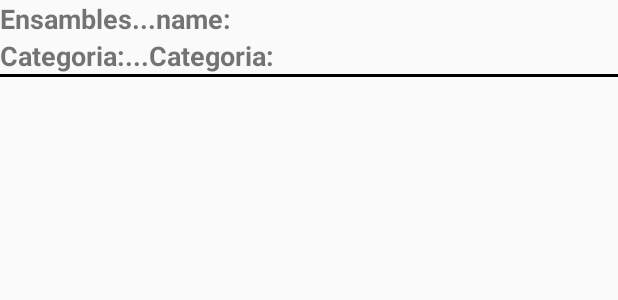
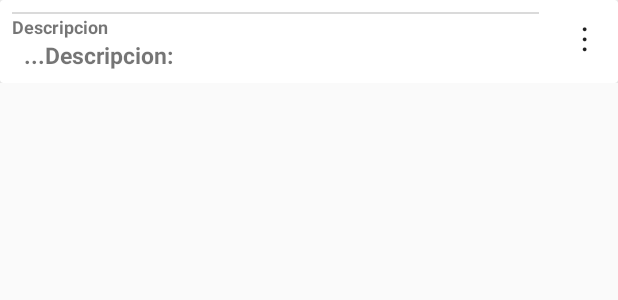
Before and after one commit to kuroghoul/CompuStore, an Android app: the layout assembly_list_item.xml on its own in the app's theme, with its tools: preview values and no code run, on a phone screen of 412 x 824 dp. Shown: the top 300 px of the screen. Run offline under Robolectric (Android 15) with nearby library versions, the phone set to English and light mode, and no system bars.

Commit message:
Ya está ensambles

```diff
--- a/app/src/main/res/layout/activity_main.xml
+++ b/app/src/main/res/layout/activity_main.xml
@@ -106,7 +106,7 @@
             android:layout_width="wrap_content"
             app:layout_columnWeight="1"
             app:layout_rowWeight="1"
-            android:src="@drawable/prod"
+            android:src="@drawable/productos"
             android:layout_alignParentBottom="true"
             android:scaleType="fitCenter"
             android:background="@android:color/transparent"
--- a/app/src/main/res/layout/assembly_list_item.xml
+++ b/app/src/main/res/layout/assembly_list_item.xml
@@ -2,49 +2,72 @@
 <RelativeLayout xmlns:android="http://schemas.android.com/apk/res/android"
     android:orientation="vertical" android:layout_width="match_parent"
     xmlns:tools="http://schemas.android.com/tools"
-    android:layout_height="match_parent">
-    <TextView
-        android:id="@+id/assembly_name_tag"
-        android:layout_width="wrap_content"
-        android:layout_height="wrap_content"
-        android:text="@string/assemblies_name"
-        android:textSize="18sp"
-        android:textStyle="bold"/>
-    <TextView
-        android:id="@+id/assembly_name_text"
-        android:layout_width="wrap_content"
-        android:layout_height="wrap_content"
+    android:layout_height="wrap_content">
+    <android.support.v7.widget.CardView
 
-        android:layout_toRightOf="@id/assembly_name_tag"
-        tools:text="...name: "
-        android:textSize="18sp"
-        android:textStyle="bold"/>
-    <TextView
-        android:id="@+id/assembly_category_tag"
-        android:layout_width="wrap_content"
-        android:layout_height="wrap_content"
-        android:layout_below="@id/assembly_name_tag"
-        android:text="@string/product_category"
-        android:textSize="18sp"
-        android:textStyle="bold"/>
-    <TextView
-        android:id="@+id/assembly_category_text"
-        android:layout_height="wrap_content"
-        android:layout_width="wrap_content"
-        android:layout_toRightOf="@id/assembly_category_tag"
-        android:layout_below="@id/assembly_name_tag"
-        tools:text="...Categoria: "
-        android:textSize="18sp"
-        android:textStyle="bold"/>
-
-
-    <View android:id="@+id/primerdivisor"
-        android:layout_height="2dp"
-        android:layout_width="fill_parent"
-        android:background="#000000"
-        android:layout_below="@id/assembly_category_text"/>
+        android:layout_width="match_parent"
+        android:layout_height="wrap_content">
+        <LinearLayout
+            android:layout_width="match_parent"
+            android:layout_height="wrap_content"
+            android:orientation="horizontal"
+            >
+            <LinearLayout
+                android:layout_width="wrap_content"
+                android:layout_height="wrap_content"
+                android:layout_weight="1"
+                android:orientation="vertical"
+                android:padding="@dimen/activity_horizontal_margin">
+                <LinearLayout
+                    android:layout_width="match_parent"
+                    android:layout_height="wrap_content"
+                    android:orientation="horizontal">
 
 
 
+                </LinearLayout>
+                <View
+                    style="@style/CardView.InnerDivisor"
+                    />
+                <LinearLayout
+                    android:layout_width="wrap_content"
+                    android:layout_height="wrap_content"
+                    android:orientation="vertical">
+                    <TextView
+                        android:id="@+id/assembly_description_tag"
+                        android:layout_width="wrap_content"
+                        android:layout_height="wrap_content"
+                        android:text="@string/assemblies_description"
+                        android:textSize="12sp"
+                        android:textStyle="bold"/>
+                    <TextView
+                        android:id="@+id/assembly_description_text"
+                        android:layout_height="wrap_content"
+                        android:layout_width="wrap_content"
+                        android:paddingStart="@dimen/activity_horizontal_margin"
+                        android:paddingEnd="@dimen/activity_horizontal_margin"
+                        tools:text="...Descripcion: "
+                        android:textSize="15sp"
+                        android:textStyle="bold"/>
+                </LinearLayout>
+
+            </LinearLayout>
+            <LinearLayout
+                android:layout_width="wrap_content"
+                android:layout_height="wrap_content">
+                <TextView
+                    android:id="@+id/assembly_options"
+                    android:layout_width="wrap_content"
+                    android:layout_height="wrap_content"
+                    android:gravity="end"
+                    android:paddingStart="20dp"
+                    android:paddingEnd="20dp"
+                    android:paddingTop="10dp"
+                    android:text="&#8942;"
+                    android:textAppearance="?android:textAppearanceLarge" />
+            </LinearLayout>
+        </LinearLayout>
+
+    </android.support.v7.widget.CardView>
 
 </RelativeLayout>
--- a/app/src/main/res/values/strings.xml
+++ b/app/src/main/res/values/strings.xml
@@ -24,7 +24,7 @@
     <string name="customers_email">E-mail: </string>
 
 
-
+    <string name="assemblies_description">Descripcion</string>
 
 
 
```
Also changed, not shown: app/src/main/java/com/fiuady/compustore/android/compustore/AssembliesActivity.java (+66 -27 lines), app/src/main/java/com/fiuady/compustore/db/Inventory.java (+7 -7 lines), app/src/main/res/layout/activity_assemblies.xml (+9 -0 lines), app/src/main/res/mipmap-xxxhdpi/ic_launcher.png.
